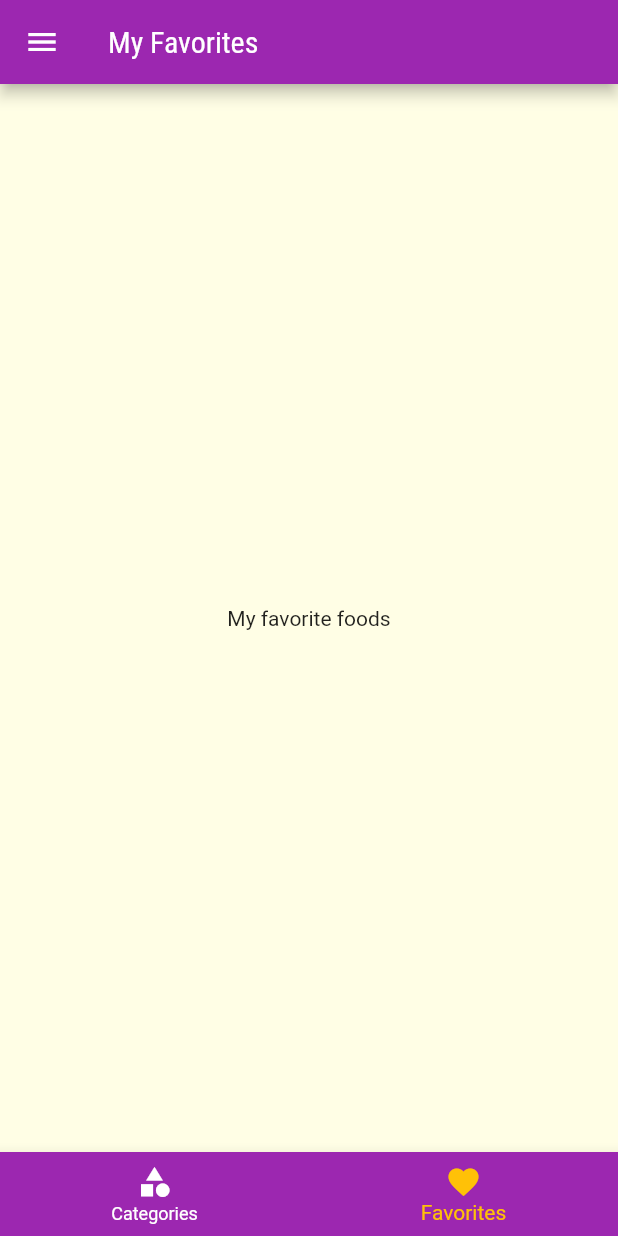
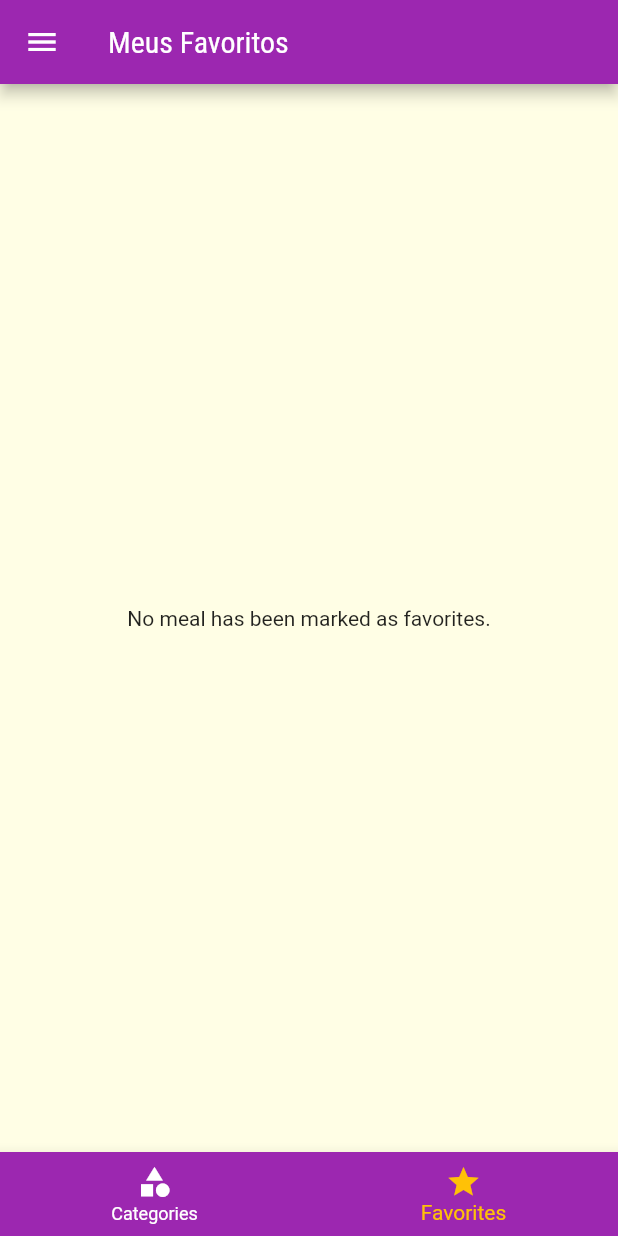
Before and after one commit to marcelinx/delimeals-flutter, a Flutter app: the screen it shows after launch, item 2 of the bottom bar chosen, on a phone screen of 412 x 824 dp. Run offline on Flutter 3.47's test engine with Material 2 defaults, Android fonts, the phone set to English and light mode, and no system bars.

Commit message:
finalizando app

```diff
--- a/lib/main.dart
+++ b/lib/main.dart
@@ -1,15 +1,11 @@
 import 'package:flutter/material.dart';
-
 import 'screens/tabs_screens.dart';
 import 'screens/categories_meals_screens.dart';
 import 'screens/meal_detail_screens.dart';
 import 'screens/settings_screens.dart';
-
 import 'utils/app_routes.dart';
-
 import 'models/meal.dart';
 import 'models/settings.dart';
-
 import 'data/dummy_data.dart';
 
 void main() {
@@ -26,11 +22,11 @@ class MyApp extends StatefulWidget {
 class _MyAppState extends State<MyApp> {
   Settings settings = Settings();
   List<Meal> _availableMeals = dummyMeals;
+  final List<Meal> _favoriteMeals = [];
 
   void _filterMeals(Settings settings) {
     setState(() {
       this.settings = settings;
-
       _availableMeals = dummyMeals.where((meal) {
         final filterGluten = settings.isGlutenFree && !meal.isGlutenFree;
         final filterLactose = settings.isLactoseFree && !meal.isLactoseFree;
@@ -44,11 +40,23 @@ class _MyAppState extends State<MyApp> {
     });
   }
 
+  void _toggleFavorite(Meal meal) {
+    setState(() {
+      _favoriteMeals.contains(meal)
+          ? _favoriteMeals.remove(meal)
+          : _favoriteMeals.add(meal);
+    });
+  }
+
+  bool _isFavorite(Meal meal) {
+    return _favoriteMeals.contains(meal);
+  }
+
   @override
   Widget build(BuildContext context) {
     return MaterialApp(
       debugShowCheckedModeBanner: false,
-      title: "let's cook?",
+      title: 'Vamos Cozinhar?',
       theme: ThemeData(
         colorScheme: ColorScheme.fromSwatch().copyWith(
           primary: Colors.purple,
@@ -64,10 +72,11 @@ class _MyAppState extends State<MyApp> {
             ),
       ),
       routes: {
-        AppRoutes.HOME: (ctx) => const TabsScreen(),
+        AppRoutes.HOME: (ctx) => TabsScreen(_favoriteMeals),
         AppRoutes.CATEGORIES_MEALS: (ctx) =>
             CategoriesMealsScreen(_availableMeals),
-        AppRoutes.MEAL_DETAIL: (ctx) => const MealDetailScreen(),
+        AppRoutes.MEAL_DETAIL: (ctx) =>
+            MealDetailScreen(_toggleFavorite, _isFavorite),
         AppRoutes.SETTINGS: (ctx) => SettingsScreen(settings, _filterMeals),
       },
     );
--- a/lib/screens/categories_meals_screens.dart
+++ b/lib/screens/categories_meals_screens.dart
@@ -1,5 +1,4 @@
 import 'package:flutter/material.dart';
-
 import '../components/meal_item.dart';
 import '../models/category.dart';
 import '../models/meal.dart';
@@ -7,7 +6,7 @@ import '../models/meal.dart';
 class CategoriesMealsScreen extends StatelessWidget {
   final List<Meal> meals;
 
-  const CategoriesMealsScreen(this.meals, {super.key});
+  const CategoriesMealsScreen(this.meals, {Key? key}) : super(key: key);
 
   @override
   Widget build(BuildContext context) {
--- a/lib/screens/favorite_screens.dart
+++ b/lib/screens/favorite_screens.dart
@@ -1,12 +1,25 @@
 import 'package:flutter/material.dart';
+import '../components/meal_item.dart';
+import '../models/meal.dart';
 
 class FavoriteScreen extends StatelessWidget {
-  const FavoriteScreen({super.key});
+  final List<Meal> favoriteMeals;
+
+  const FavoriteScreen(this.favoriteMeals, {Key? key}) : super(key: key);
 
   @override
   Widget build(BuildContext context) {
-    return const Center(
-      child: Text('My favorite foods'),
-    );
+    if (favoriteMeals.isEmpty) {
+      return const Center(
+        child: Text('No meal has been marked as favorites.'),
+      );
+    } else {
+      return ListView.builder(
+        itemCount: favoriteMeals.length,
+        itemBuilder: (ctx, index) {
+          return MealItem(favoriteMeals[index]);
+        },
+      );
+    }
   }
 }
--- a/lib/screens/meal_detail_screens.dart
+++ b/lib/screens/meal_detail_screens.dart
@@ -2,14 +2,18 @@ import 'package:flutter/material.dart';
 import '../models/meal.dart';
 
 class MealDetailScreen extends StatelessWidget {
-  const MealDetailScreen({super.key});
+  final Function(Meal) onToggleFavorite;
+  final bool Function(Meal) isFavorite;
+
+  const MealDetailScreen(this.onToggleFavorite, this.isFavorite, {Key? key})
+      : super(key: key);
 
   Widget _createSectionTitle(BuildContext context, String title) {
     return Container(
       margin: const EdgeInsets.symmetric(vertical: 10),
       child: Text(
         title,
-        style: Theme.of(context).textTheme.titleMedium,
+        style: Theme.of(context).textTheme.titleLarge,
       ),
     );
   }
@@ -74,7 +78,7 @@ class MealDetailScreen extends StatelessWidget {
                   children: [
                     ListTile(
                       leading: CircleAvatar(
-                        backgroundColor: Colors.purple,
+                        backgroundColor: Theme.of(context).colorScheme.primary,
                         child: Text(
                           '${index + 1}',
                           style: const TextStyle(color: Colors.white),
@@ -91,12 +95,11 @@ class MealDetailScreen extends StatelessWidget {
         ),
       ),
       floatingActionButton: FloatingActionButton(
-        backgroundColor: Colors.purple,
-        child: const Icon(
-          Icons.favorite,
+        child: Icon(
+          isFavorite(meal) ? Icons.favorite : Icons.favorite_border,
         ),
         onPressed: () {
-          Navigator.of(context).pop(meal.title);
+          onToggleFavorite(meal);
         },
       ),
     );
--- a/lib/screens/tabs_screens.dart
+++ b/lib/screens/tabs_screens.dart
@@ -1,11 +1,13 @@
 import 'package:flutter/material.dart';
-
 import 'categories_screens.dart';
 import 'favorite_screens.dart';
 import '../components/main_drawer.dart';
+import '../models/meal.dart';
 
 class TabsScreen extends StatefulWidget {
-  const TabsScreen({Key? key}) : super(key: key);
+  final List<Meal> favoriteMeals;
+
+  const TabsScreen(this.favoriteMeals, {Key? key}) : super(key: key);
 
   @override
   State<TabsScreen> createState() => _TabsScreenState();
@@ -14,10 +16,22 @@ class TabsScreen extends StatefulWidget {
 class _TabsScreenState extends State<TabsScreen> {
   int _selectedScreenIndex = 0;
 
-  final List<Map<String, Object>> _screens = [
-    {'title': 'List of Categories', 'screen': const CategoriesScreen()},
-    {'title': 'My Favorites', 'screen': const FavoriteScreen()},
-  ];
+  List<Map<String, Object>>? _screens;
+
+  @override
+  void initState() {
+    super.initState();
+    _screens = [
+      {
+        'title': 'List of categories',
+        'screen': const CategoriesScreen(),
+      },
+      {
+        'title': 'Meus Favoritos',
+        'screen': FavoriteScreen(widget.favoriteMeals),
+      },
+    ];
+  }
 
   _selectScreen(int index) {
     setState(() {
@@ -30,11 +44,11 @@ class _TabsScreenState extends State<TabsScreen> {
     return Scaffold(
       appBar: AppBar(
         title: Text(
-          _screens[_selectedScreenIndex]['title'] as String,
+          _screens![_selectedScreenIndex]['title'] as String,
         ),
       ),
-      drawer: MainDrawer(),
-      body: _screens[_selectedScreenIndex]['screen'] as Widget,
+      drawer: const MainDrawer(),
+      body: _screens![_selectedScreenIndex]['screen'] as Widget,
       bottomNavigationBar: BottomNavigationBar(
         onTap: _selectScreen,
         backgroundColor: Theme.of(context).colorScheme.primary,
@@ -47,7 +61,7 @@ class _TabsScreenState extends State<TabsScreen> {
             label: 'Categories',
           ),
           BottomNavigationBarItem(
-            icon: Icon(Icons.favorite),
+            icon: Icon(Icons.star),
             label: 'Favorites',
           ),
         ],
```
Also changed, not shown: 1 other file.
